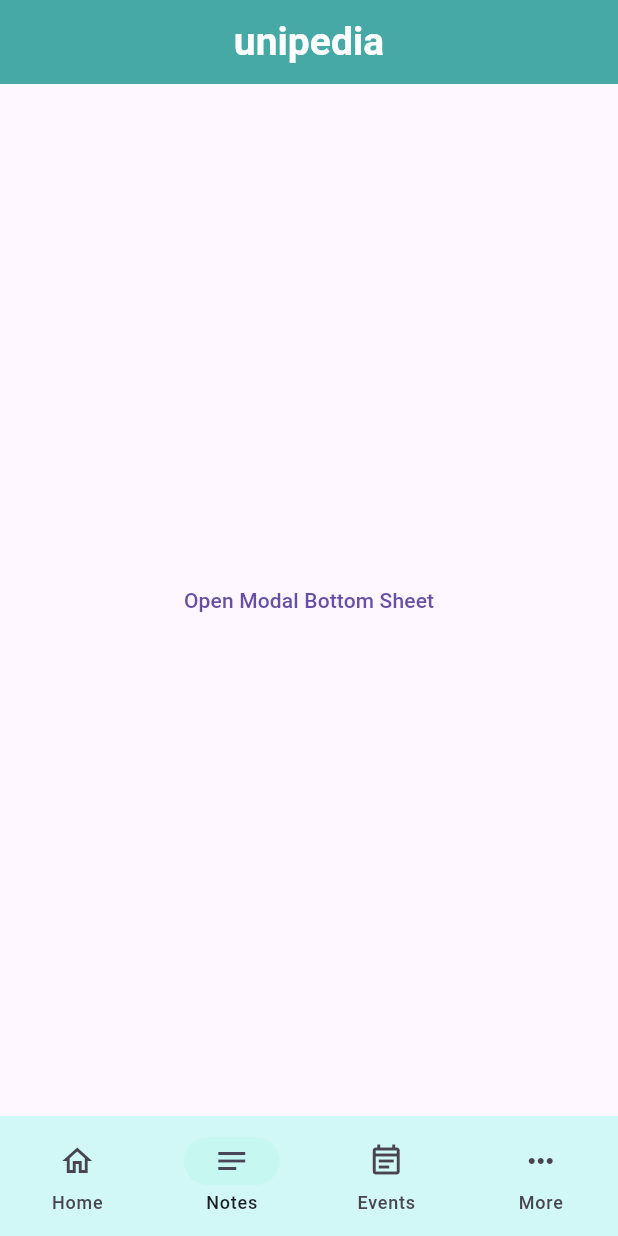
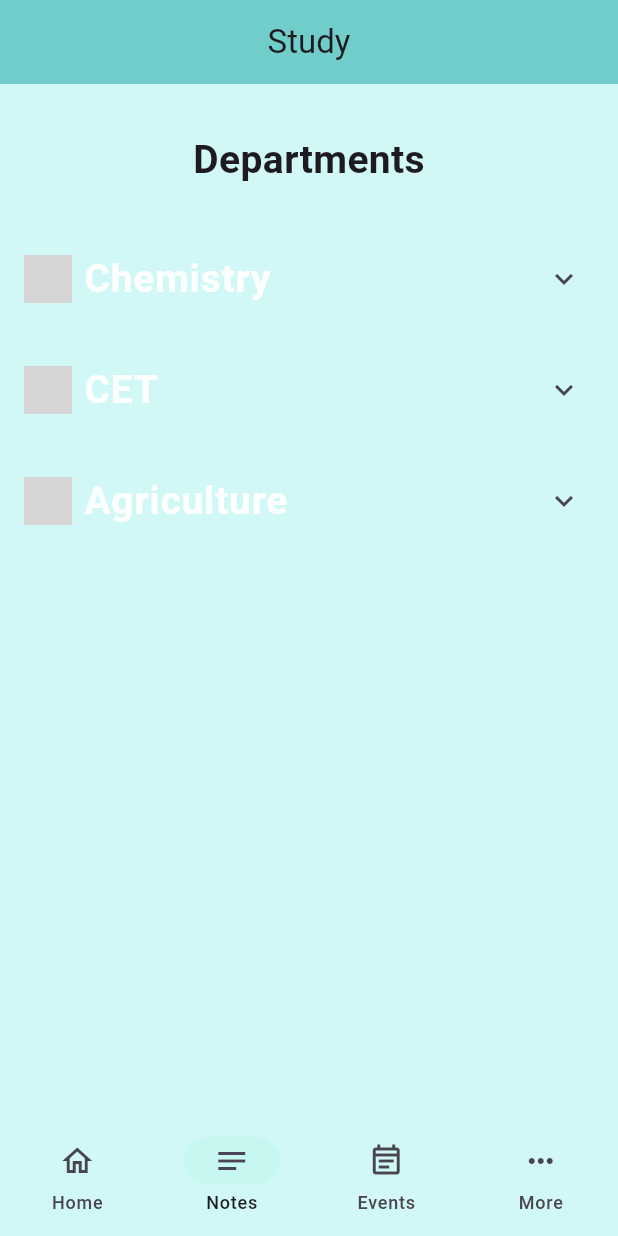
Before and after one commit to explooo/unipedia, a Flutter app: the screen it shows after launch, item 2 of the bottom bar chosen, on a phone screen of 412 x 824 dp. Run offline on Flutter 3.47's test engine with Material 2 defaults, Android fonts, the phone set to English and light mode, and no system bars; our stand-ins replace carousel_slider, flutter_svg; Roboto replaces fonts that are missing (Poppins); grey boxes are pictures that could not be loaded.

Commit message:
added study screen content

```diff
--- a/lib/main.dart
+++ b/lib/main.dart
@@ -25,15 +25,14 @@ class _MyAppState extends State<MyApp> {
       debugShowCheckedModeBanner: false,
       home: Scaffold(
 
-          body: const [
-            HomePage(),
-            Study(
-              title: 'hello',
+          body: SelectedIndexPage[selectedPageIndex],
+          bottomNavigationBar: MyNavBar()
           ),
-            eventsScreen(title: "Events"),
-            moreScreen(title: 'More')
-          ][selectedPageIndex],
-          bottomNavigationBar: NavigationBar(
+    );
+  }
+
+  NavigationBar MyNavBar() {
+    return NavigationBar(
           backgroundColor: const Color(0xFFD1F8F7),
           selectedIndex: selectedPageIndex,
           onDestinationSelected: (int index) {
@@ -62,8 +61,18 @@ class _MyAppState extends State<MyApp> {
               label: 'More',
             ),
           ],
-          )),
         );
+  }
+
+  List<StatelessWidget> get SelectedIndexPage {
+    return const [
+          HomePage(),
+          Study(
+
+          ),
+          eventsScreen(title: "Events"),
+          moreScreen(title: 'More')
+        ];
   }
 
   // ignore: non_constant_identifier_names
--- a/lib/pages/home.dart
+++ b/lib/pages/home.dart
@@ -8,6 +8,7 @@ class HomePage extends StatelessWidget {
   @override
   Widget build(BuildContext context) {
     return Scaffold(
+
       appBar: AppBar(
             backgroundColor: const Color(0xFF47A9A5),
             elevation: 0,
@@ -21,7 +22,9 @@ class HomePage extends StatelessWidget {
             ),
           ),
       backgroundColor: const Color(0xFFD1F8F7),
-      body:SingleChildScrollView(
+      body:
+
+      SingleChildScrollView(
           child: Column(
             children: [
               myPadding(),
@@ -38,6 +41,7 @@ class HomePage extends StatelessWidget {
             ],
           ),
         ),
+
 
 
     );
--- /dev/null
+++ b/lib/pages/placements.dart
@@ -0,0 +1,11 @@
+import 'package:flutter/material.dart';
+import 'package:flutter_svg/flutter_svg.dart';
+
+class PlacementsScreen extends StatelessWidget {
+  const PlacementsScreen({super.key});
+
+  @override
+  Widget build(BuildContext context) {
+    return const Placeholder();
+  }
+}
--- a/lib/pages/study.dart
+++ b/lib/pages/study.dart
@@ -1,31 +1,170 @@
 import 'package:flutter/material.dart';
+import 'package:flutter_svg/flutter_svg.dart';
+import 'package:unipedia/pages/placements.dart';
+class Study extends StatelessWidget {
+  const Study({Key? key}) : super(key: key);
 
-class Study extends StatelessWidget {
-  const Study({Key? key, required this.title}) : super(key: key);
-  final String title;
   @override
   Widget build(BuildContext context) {
     return Scaffold(
       appBar: AppBar(
-            backgroundColor: const Color(0xFF47A9A5),
-            elevation: 0,
-            centerTitle: true,
-            title: const Text(
-              'unipedia',
-              style: TextStyle(
-                  fontSize: 26,
-                  fontWeight: FontWeight.bold,
-                  color: Color(0xFFFDFFFF)),
-            ),
-          ),
-      body: Center(
-        child: TextButton(
-          onPressed: () {},
-          child: const Text('Open Modal Bottom Sheet'),
+        title: const Text('Study'),
+        centerTitle: true,
+        backgroundColor: const Color(0xFF71CDCA),
+      ),
+      backgroundColor: const Color(0xFFD1F8F7),
+      body: SingleChildScrollView(
+        child: Column(
+          children: [
+            myPadding(),
+            DepartmentsText(),
+            myPadding(),
+            ChemistryDropDown(context),
+            myPadding(),
+            CetDropDown(),
+            myPadding(),
+            AgriDropDown(),
+          ],
         ),
       ),
     );
   }
 
+  Widget ChemistryDropDown(BuildContext context) {
+    return ExpansionTile(
+            title: Row(
+              children: [
+                SvgPicture.asset(
+                  'assets/images/senior_connect.svg',
+                  height: 32.0,
+                  width: 32.0,
+                ),
+
+                const SizedBox(width: 8.0),
+                const Text(
+                  'Chemistry',
+                  style: TextStyle(
+                    fontSize: 26,
+                    fontWeight: FontWeight.bold,
+                    color: Color(0xFFFDFFFF),
+                  ),
+                ),
+
+              ],
+            ),
+            children: [
+              ListTile(
+                title: const Text('Study Material'),
+                onTap: () {
+                  // Handle Study Material option
+                },
+              ),
+              ListTile(
+                title: const Text('Placements'),
+                onTap: () {
+                  Navigator.push(
+                      context,
+                      MaterialPageRoute(
+                        builder: (context) => PlacementsScreen(),
+                      ),
+                    );
+                  // Handle Placements option
+                },
+              ),
+            ],
+          );
+  }
+
+ ExpansionTile CetDropDown() {
+    return ExpansionTile(
+            title: Row(
+              children: [
+                SvgPicture.asset(
+                  'assets/images/senior_connect.svg',
+                  height: 32.0,
+                  width: 32.0,
+                ),
+
+                const SizedBox(width: 8.0),
+                const Text(
+                  'CET',
+                  style: TextStyle(
+                    fontSize: 26,
+                    fontWeight: FontWeight.bold,
+                    color: Color(0xFFFDFFFF),
+                  ),
+                ),
+
+              ],
+            ),
+            children: [
+              ListTile(
+                title: const Text('Study Material'),
+                onTap: () {
+                  // Handle Study Material option
+                },
+              ),
+              ListTile(
+                title: const Text('Placements'),
+                onTap: () {
+                  // Handle Placements option
+                },
+              ),
+            ],
+          );
+  }
+  ExpansionTile AgriDropDown() {
+    return ExpansionTile(
+            title: Row(
+              children: [
+                SvgPicture.asset(
+                  'assets/images/senior_connect.svg',
+                  height: 32.0,
+                  width: 32.0,
+                ),
+
+                const SizedBox(width: 8.0),
+                const Text(
+                  'Agriculture',
+                  style: TextStyle(
+                    fontSize: 26,
+                    fontWeight: FontWeight.bold,
+                    color: Color(0xFFFDFFFF),
+                  ),
+                ),
+
+              ],
+            ),
+            children: [
+              ListTile(
+                title: const Text('Study Material'),
+                onTap: () {
+                  // Handle Study Material option
+                },
+              ),
+              ListTile(
+                title: const Text('Placements'),
+                onTap: () {
+                  // Handle Placements option
+                },
+              ),
+            ],
+          );
+  }
+}
+
   SizedBox myPadding() => const SizedBox(height: 16.0);
-}
+
+
+Padding DepartmentsText() {
+    return const Padding(
+            padding: EdgeInsets.all(16.0),
+            child: Text(
+              'Departments',
+              style: TextStyle(
+                fontSize: 26.0,
+                fontWeight: FontWeight.bold,
+              ),
+            ),
+          );
+  }
```
Lines whose indentation alone changed are shown as unchanged.
